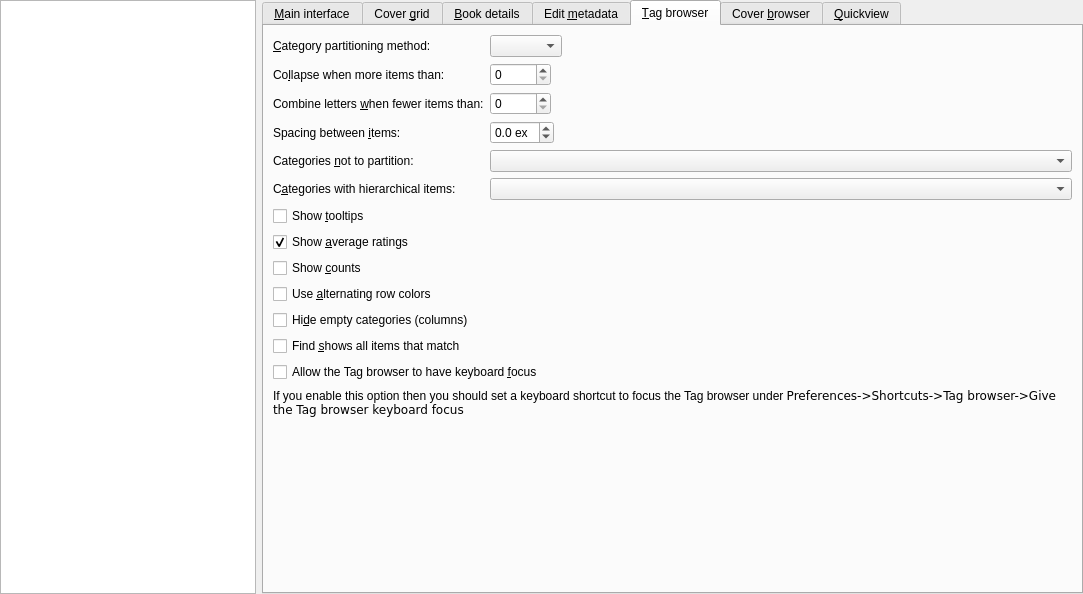
Above: src/calibre/gui2/preferences/look_feel.ui from kovidgoyal/calibre before the change. Below: the same form after it.
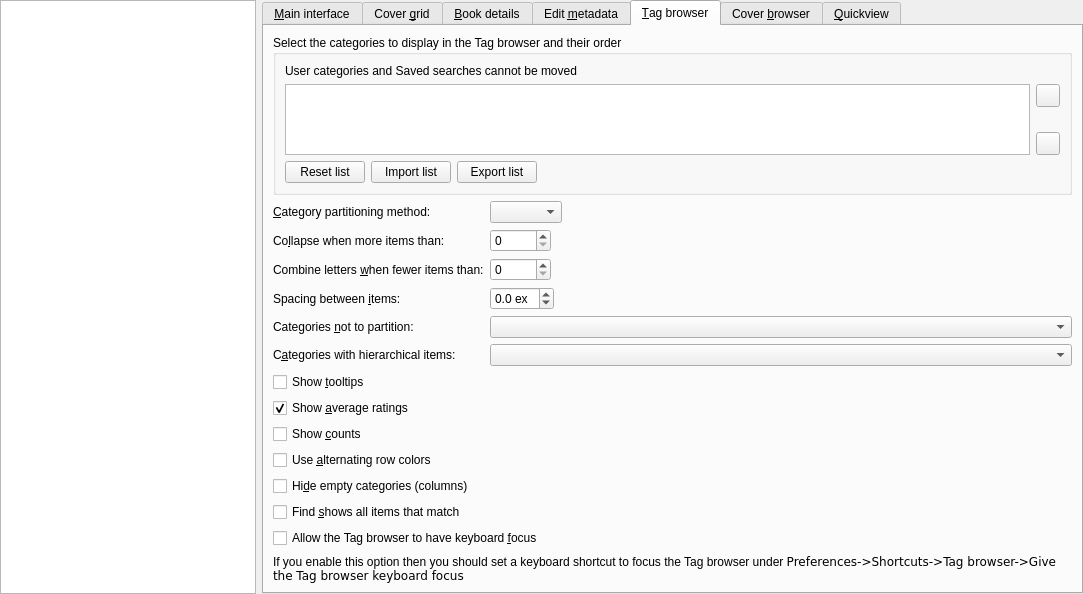
That is the form after the change. The open tabs and pages were chosen to show the change. Icons and pictures are not drawn. Custom widgets are drawn as their Qt base class.

Commit message: Enhancement 1987235: Easier way to rearrange Tag Browser

Patch:
```diff
--- a/src/calibre/gui2/preferences/look_feel.ui
+++ b/src/calibre/gui2/preferences/look_feel.ui
@@ -1175,7 +1175,119 @@
        <property name="fieldGrowthPolicy">
         <enum>QFormLayout::ExpandingFieldsGrow</enum>
        </property>
-       <item row="1" column="1">
+       <item row="1" column="0" colspan="2">
+        <widget class="QGroupBox" name="groupBox">
+         <property name="title">
+          <string>Select the categories to display in the Tag browser and their order</string>
+         </property>
+         <layout class="QGridLayout" name="gridLayout_3">
+          <item row="1" column="0">
+           <widget class="QLabel">
+            <property name="text">
+             <string>User categories and Saved searches cannot be moved</string>
+            </property>
+           </widget>
+          </item>
+          <item row="4" column="1">
+           <widget class="QToolButton" name="tb_down_button">
+            <property name="toolTip">
+             <string>Move down</string>
+            </property>
+            <property name="icon">
+             <iconset resource="../../../../resources/images.qrc">
+              <normaloff>:/images/arrow-down.png</normaloff>:/images/arrow-down.png</iconset>
+            </property>
+           </widget>
+          </item>
+          <item row="2" column="1">
+           <widget class="QToolButton" name="tb_up_button">
+            <property name="toolTip">
+             <string>Move up</string>
+            </property>
+            <property name="icon">
+             <iconset resource="../../../../resources/images.qrc">
+              <normaloff>:/images/arrow-up.png</normaloff>:/images/arrow-up.png</iconset>
+            </property>
+           </widget>
+          </item>
+          <item row="3" column="1">
+           <spacer name="verticalSpacer_5">
+            <property name="orientation">
+             <enum>Qt::Vertical</enum>
+            </property>
+            <property name="sizeHint" stdset="0">
+             <size>
+              <width>20</width>
+              <height>40</height>
+             </size>
+            </property>
+           </spacer>
+          </item>
+          <item row="2" column="0" rowspan="3">
+           <widget class="QListView" name="tb_display_order">
+            <property name="alternatingRowColors">
+             <bool>true</bool>
+            </property>
+           </widget>
+          </item>
+          <item row="6" column="0">
+           <layout class="QHBoxLayout" name="horizontalLayout_4">
+            <item>
+             <widget class="QPushButton" name="tb_reset_layout_button">
+              <property name="toolTip">
+               <string>&lt;p&gt;Click this button to reset the list to its default order.&lt;/p&gt;</string>
+              </property>
+              <property name="text">
+               <string>Reset list</string>
+              </property>
+             </widget>
+            </item>
+            <item>
+             <widget class="QPushButton" name="tb_import_layout_button">
+              <property name="toolTip">
+               <string>&lt;p&gt;Click this button to set the list to one
+previously exported. This could be useful if you have several libraries with
+similar structure and you want to use the same column order for each one. Columns
+in the imported list that aren't in the current library are ignored. Columns in
+the library that are not in the imported list are put at the end and marked
+as displayable.&lt;/p&gt;</string>
+              </property>
+              <property name="text">
+               <string>Import list</string>
+              </property>
+             </widget>
+            </item>
+            <item>
+             <widget class="QPushButton" name="tb_export_layout_button">
+              <property name="toolTip">
+               <string>&lt;p&gt;Click this button to write the current display
+settings to a file. This could be useful if you have several libraries with similar
+structure and you want to use the same column order for each one.&lt;/p&gt;</string>
+              </property>
+              <property name="text">
+               <string>Export list</string>
+              </property>
+             </widget>
+            </item>
+            <item>
+             <spacer name="horizontalSpacer">
+              <property name="orientation">
+               <enum>Qt::Horizontal</enum>
+              </property>
+              <property name="sizeHint" stdset="0">
+               <size>
+                <width>40</width>
+                <height>20</height>
+               </size>
+              </property>
+             </spacer>
+            </item>
+           </layout>
+          </item>
+         </layout>
+        </widget>
+       </item>
+       <item row="3" column="1">
         <widget class="QComboBox" name="opt_tags_browser_partition_method">
          <property name="toolTip">
           <string>Choose how Tag browser subcategories are displayed when
@@ -1186,7 +1298,7 @@
          </property>
         </widget>
        </item>
-       <item row="1" column="0">
+       <item row="3" column="0">
         <widget class="QLabel" name="label_9">
          <property name="text">
           <string>&amp;Category partitioning method:</string>
@@ -1196,7 +1308,7 @@
          </property>
         </widget>
        </item>
-       <item row="3" column="0">
+       <item row="4" column="0">
         <widget class="QLabel" name="label_10">
          <property name="text">
           <string>Co&amp;llapse when more items than:</string>
@@ -1206,7 +1318,7 @@
          </property>
         </widget>
        </item>
-       <item row="3" column="1">
+       <item row="4" column="1">
         <widget class="QSpinBox" name="opt_tags_browser_collapse_at">
          <property name="toolTip">
           <string>If a Tag browser category has more than this number of items, it is divided
@@ -1217,7 +1329,7 @@
          </property>
         </widget>
        </item>
-       <item row="4" column="0">
+       <item row="5" column="0">
         <widget class="QLabel" name="label_10">
          <property name="text">
           <string>Combine letters &amp;when fewer items than:</string>
@@ -1227,7 +1339,7 @@
          </property>
         </widget>
        </item>
-       <item row="4" column="1">
+       <item row="5" column="1">
         <widget class="QSpinBox" name="opt_tags_browser_collapse_fl_at">
          <property name="toolTip">
           <string>If collapsing by first letter, combine adjacent letters together if
@@ -1239,7 +1351,7 @@
          </property>
         </widget>
        </item>
-       <item row="5" column="0">
+       <item row="6" column="0">
         <widget class="QLabel" name="label">
          <property name="text">
           <string>Spacing between &amp;items:</string>
@@ -1249,7 +1361,7 @@
          </property>
         </widget>
        </item>
-       <item row="5" column="1">
+       <item row="6" column="1">
         <widget class="QDoubleSpinBox" name="opt_tag_browser_item_padding">
          <property name="toolTip">
           <string>The spacing between consecutive items in the Tag browser. In units of (ex) which is the approximate height of the letter 'x' in the currently used font. </string>
@@ -1271,7 +1383,7 @@
          </property>
         </widget>
        </item>
-       <item row="6" column="0">
+       <item row="7" column="0">
         <widget class="QLabel" name="label_8111">
          <property name="text">
           <string>Categories &amp;not to partition:</string>
@@ -1281,7 +1393,7 @@
          </property>
         </widget>
        </item>
-       <item row="6" column="1">
+       <item row="7" column="1">
         <widget class="EditWithComplete" name="opt_tag_browser_dont_collapse">
          <property name="sizePolicy">
           <sizepolicy hsizetype="Expanding" vsizetype="Fixed">
@@ -1298,7 +1410,7 @@
          </property>
         </widget>
        </item>
-       <item row="7" column="0">
+       <item row="8" column="0">
         <widget class="QLabel" name="label_81">
          <property name="text">
           <string>C&amp;ategories with hierarchical items:</string>
@@ -1308,7 +1420,7 @@
          </property>
         </widget>
        </item>
-       <item row="7" column="1">
+       <item row="8" column="1">
         <widget class="EditWithComplete" name="opt_categories_using_hierarchy">
          <property name="sizePolicy">
           <sizepolicy hsizetype="Expanding" vsizetype="Fixed">
@@ -1326,14 +1438,14 @@
          </property>
         </widget>
        </item>
-       <item row="8" column="0">
+       <item row="9" column="0">
         <widget class="QCheckBox" name="opt_tag_browser_show_tooltips">
          <property name="text">
           <string>Show &amp;tooltips</string>
          </property>
         </widget>
        </item>
-       <item row="9" column="0">
+       <item row="10" column="0">
         <widget class="QCheckBox" name="opt_show_avg_rating">
          <property name="text">
           <string>Show &amp;average ratings</string>
@@ -1343,7 +1455,7 @@
          </property>
         </widget>
        </item>
-       <item row="10" column="0" colspan="2">
+       <item row="11" column="0" colspan="2">
         <widget class="QCheckBox" name="opt_tag_browser_show_counts">
          <property name="toolTip">
           <string>Show counts for items in the Tag browser. Such as the number of books
@@ -1355,14 +1467,14 @@
          </property>
         </widget>
        </item>
-       <item row="11" column="0" colspan="2">
+       <item row="12" column="0" colspan="2">
         <widget class="QCheckBox" name="opt_tag_browser_old_look">
          <property name="text">
           <string>Use &amp;alternating row colors</string>
          </property>
         </widget>
        </item>
-       <item row="12" column="0" colspan="2">
+       <item row="13" column="0" colspan="2">
         <widget class="QCheckBox" name="opt_tag_browser_hide_empty_categories">
          <property name="toolTip">
           <string>When checked, calibre will automatically hide any category
@@ -1375,7 +1487,7 @@
          </property>
         </widget>
        </item>
-       <item row="13" column="0" colspan="2">
+       <item row="14" column="0" colspan="2">
         <widget class="QCheckBox" name="opt_tag_browser_always_autocollapse">
          <property name="toolTip">
           <string>When checked, Find in the Tag browser will show all items
@@ -1387,7 +1499,7 @@
          </property>
         </widget>
        </item>
-       <item row="14" column="0" colspan="2">
+       <item row="15" column="0" colspan="2">
         <widget class="QCheckBox" name="opt_tag_browser_allow_keyboard_focus">
          <property name="toolTip">
           <string>&lt;p&gt;When checked, the Tag browser can get keyboard focus, allowing
@@ -1401,7 +1513,7 @@
          </property>
         </widget>
        </item>
-       <item row="15" column="0" colspan="2">
+       <item row="16" column="0" colspan="2">
         <widget class="QLabel" name="tb_focus_label">
          <property name="styleSheet">
           <string notr="true">margin-left: 1.5em</string>
```
Left out of the diff: 2 changed lines with no effect on the pictures. The commit also changes 3 other files.
